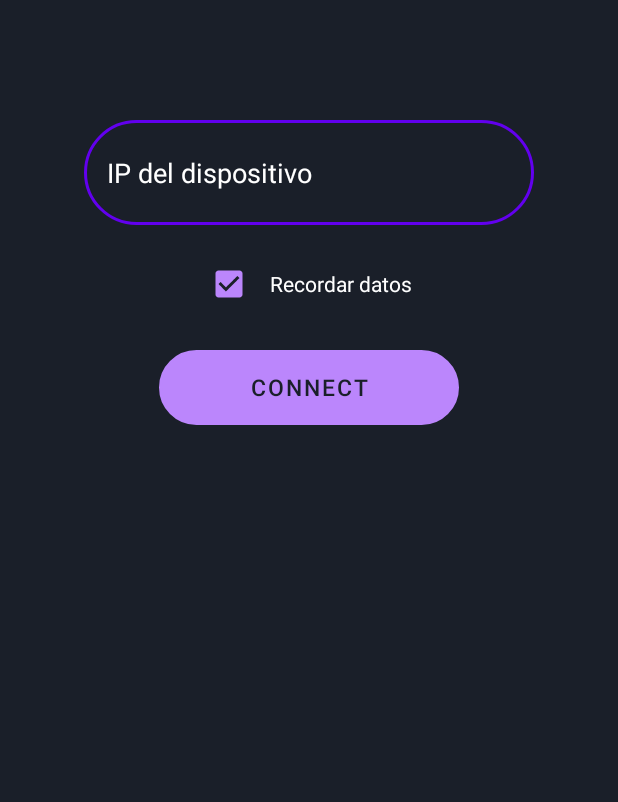
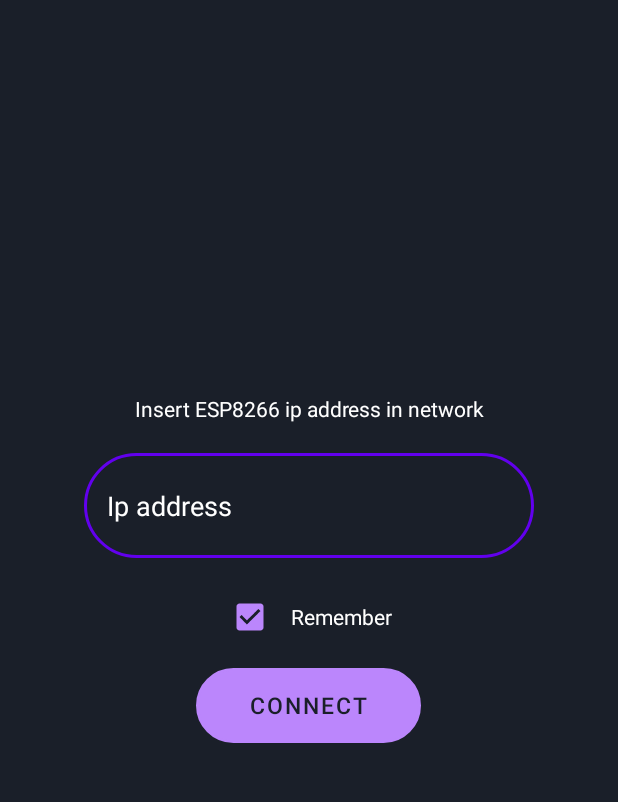
Before and after one commit to AxlBasilioa/NodeMCU-ESP8266_led_controller, an Android app: the SetupAddress screen opened directly, with no data from a screen before it, on a phone screen of 412 x 824 dp, the part 84-886 px from its top. Run offline under Robolectric (Android 15) with nearby library versions, the phone set to English and light mode, and no system bars.

Commit message:
simple refacto

```diff
--- a/android_app/LedController/app/src/main/AndroidManifest.xml
+++ b/android_app/LedController/app/src/main/AndroidManifest.xml
@@ -3,6 +3,7 @@
     package="com.example.ledcontroller">
 
     <uses-permission android:name="android.permission.INTERNET" />
+    <uses-permission android:name="android.permission.ACCESS_WIFI_STATE"/>
 
     <application
         android:allowBackup="true"
--- a/android_app/LedController/app/src/main/res/layout/activity_setup_address.xml
+++ b/android_app/LedController/app/src/main/res/layout/activity_setup_address.xml
@@ -1,6 +1,5 @@
 <?xml version="1.0" encoding="utf-8"?>
 <androidx.constraintlayout.widget.ConstraintLayout xmlns:android="http://schemas.android.com/apk/res/android"
-    xmlns:app="http://schemas.android.com/apk/res-auto"
     xmlns:tools="http://schemas.android.com/tools"
     android:layout_width="match_parent"
     android:layout_height="match_parent"
@@ -17,11 +16,36 @@
         <include layout="@layout/toolbar" />
 
         <LinearLayout
+            android:id="@+id/linear_container"
+            android:layout_width="match_parent"
+            android:layout_height="match_parent"
+            android:layout_gravity="center"
+            android:gravity="center"
+            android:orientation="vertical"
+            android:paddingBottom="40dp">
+
+            <LinearLayout
+                android:id="@+id/linear_fields"
                 android:layout_width="match_parent"
                 android:layout_height="wrap_content"
-            android:layout_marginTop="70dp"
+                android:layout_marginTop="40dp"
                 android:orientation="vertical"
                 android:padding="10dp">
+
+                <LinearLayout
+                    android:layout_width="match_parent"
+                    android:layout_height="wrap_content"
+                    android:gravity="center"
+                    android:orientation="vertical">
+                    <TextView
+                        android:layout_width="wrap_content"
+                        android:layout_height="wrap_content"
+                        android:textAlignment="center"
+                        android:text="Insert ESP8266 ip address in network"
+                        android:layout_marginBottom="20dp"
+                        android:textColor="@color/white" />
+
+                </LinearLayout>
 
                 <LinearLayout
                     android:layout_width="match_parent"
@@ -35,7 +59,7 @@
                         android:layout_height="70dp"
                         android:layout_gravity="center"
                         android:background="@drawable/rounded"
-                    android:hint="IP del dispositivo"
+                        android:hint="Ip address"
                         android:paddingStart="15dp"
                         android:textColor="@color/white"
                         android:textColorHint="@color/white">
@@ -55,10 +79,8 @@
                         android:layout_width="wrap_content"
                         android:layout_height="wrap_content"
                         android:paddingStart="11dp"
-                    android:text="Recordar datos"
+                        android:text="Remember"
                         android:textColor="@color/white" />
-
-            </LinearLayout>
 
                 </LinearLayout>
 
@@ -70,7 +92,7 @@
 
                     <Button
                         android:id="@+id/btnLoginFtp"
-                android:layout_width="200dp"
+                        android:layout_width="150dp"
                         android:layout_height="50dp"
                         android:layout_gravity="center"
                         android:background="@drawable/rounded"
@@ -80,5 +102,7 @@
                 </LinearLayout>
 
             </LinearLayout>
+        </LinearLayout>
+    </LinearLayout>
 
 </androidx.constraintlayout.widget.ConstraintLayout>
```
Also changed, not shown: android_app/LedController/app/src/main/java/com/example/ledcontroller/Configuration.java (+5 -19 lines), android_app/LedController/app/src/main/java/com/example/ledcontroller/SetupAddress.java (+19 -50 lines), 1 other file. Lines whose indentation alone changed are shown as unchanged.
